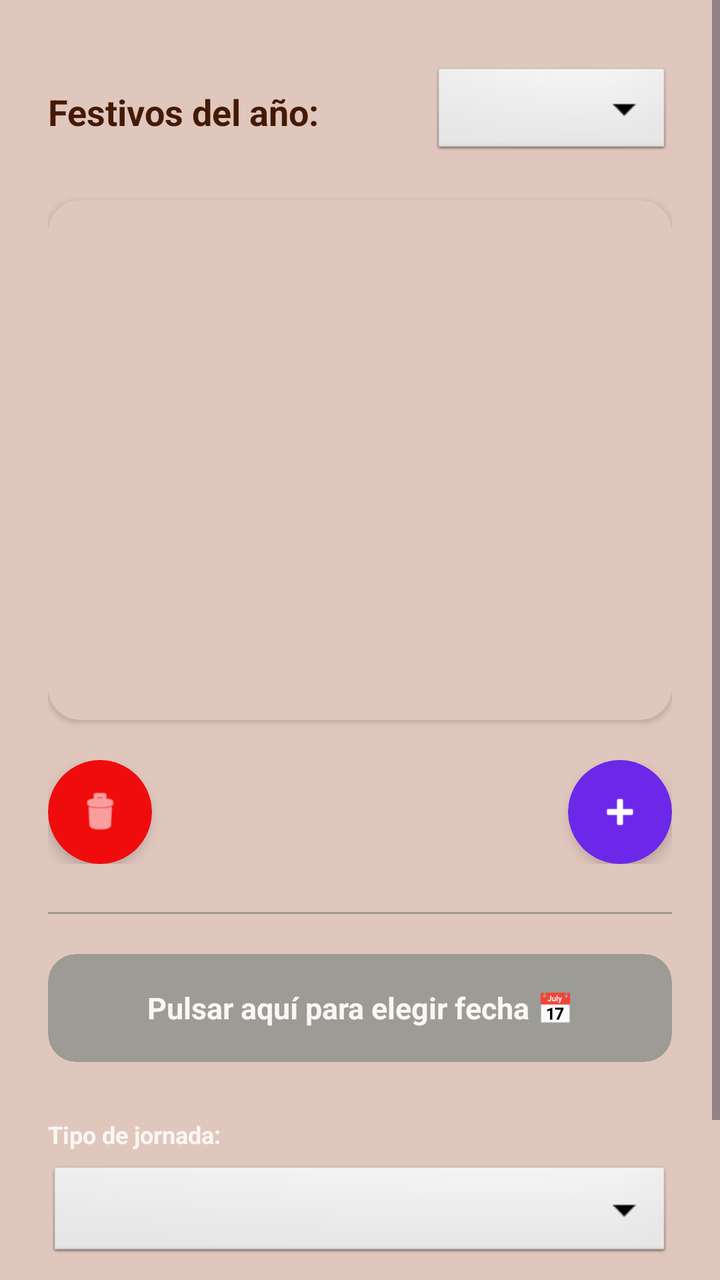
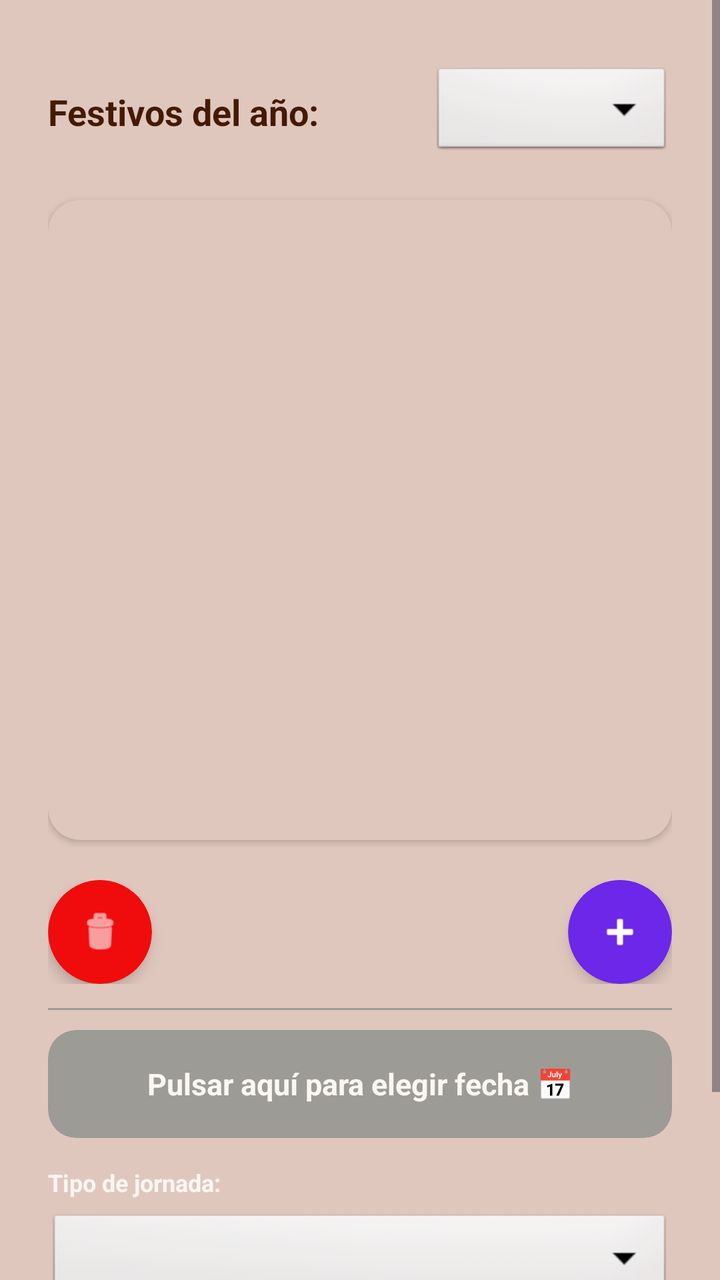

The first picture is an Android layout as it rendered before a commit; the second is the same layout after the commit. The layout source and the unified diff follow.
<!-- AndroidManifest.xml: application theme Theme.CalendarioLaboral_V30 -->
<!-- res/layout/activity_festivos.xml -->
<?xml version="1.0" encoding="utf-8"?>
<ScrollView
    xmlns:android="http://schemas.android.com/apk/res/android"
    xmlns:app="http://schemas.android.com/apk/res-auto"
    android:id="@+id/scrollFestivos"
    android:layout_width="match_parent"
    android:layout_height="match_parent"
    android:importantForAccessibility="no"
    android:background="@color/bg_app"> 

    <LinearLayout
        android:layout_width="match_parent"
        android:layout_height="wrap_content"
        android:orientation="vertical"
        android:padding="24dp">

        
        <LinearLayout
            android:layout_width="match_parent"
            android:layout_height="wrap_content"
            android:orientation="horizontal"
            android:gravity="center_vertical"
            android:layout_marginTop="8dp"
            android:layout_marginBottom="20dp">

            <TextView
                android:id="@+id/tvDescripcion1"
                android:layout_width="0dp"
                android:layout_height="wrap_content"
                android:layout_weight="1"
                android:text="Festivos del año:"
                android:textColor="@color/text_main"
                android:textSize="18sp"
                android:textStyle="bold" />

            <Spinner
                android:id="@+id/spAnio"
                android:layout_width="120dp"
                android:layout_height="48dp"
                android:background="@android:drawable/btn_dropdown" />
        </LinearLayout>

        
        <androidx.cardview.widget.CardView
            android:layout_width="match_parent"
            android:layout_height="260dp"
            android:layout_marginBottom="20dp"
            app:cardCornerRadius="16dp"
            app:cardElevation="2dp"
            app:cardBackgroundColor="@color/bg_app"> 

            <androidx.recyclerview.widget.RecyclerView
                android:id="@+id/rvFestivos"
                android:layout_width="match_parent"
                android:layout_height="match_parent"
                android:padding="8dp" />
        </androidx.cardview.widget.CardView>

        
        <LinearLayout
            android:layout_width="match_parent"
            android:layout_height="wrap_content"
            android:orientation="horizontal"
            android:layout_marginBottom="24dp">

            
            <androidx.cardview.widget.CardView
                android:id="@+id/cardEliminarBoton"
                android:layout_width="52dp"
                android:layout_height="52dp"
                android:layout_marginEnd="24dp"
                app:cardCornerRadius="26dp"
                app:cardElevation="4dp"
                app:cardBackgroundColor="#F00C0C"> 
                <ImageView
                    android:id="@+id/ivEliminar"
                    android:layout_width="match_parent"
                    android:layout_height="match_parent"
                    android:padding="14dp"
                    android:contentDescription="Eliminar"
                    android:src="@android:drawable/ic_menu_delete"
                    app:tint="#FFFFFF"
                    android:background="?android:attr/selectableItemBackground" />
            </androidx.cardview.widget.CardView>

            <View
                android:layout_width="0dp"
                android:layout_height="1dp"
                android:layout_weight="1" />

            
            <androidx.cardview.widget.CardView
                android:id="@+id/cardNuevoBoton"
                android:layout_width="52dp"
                android:layout_height="52dp"
                android:layout_marginStart="24dp"
                app:cardCornerRadius="26dp"
                app:cardElevation="4dp"
                app:cardBackgroundColor="#6C27E8"> 
                <ImageView
                    android:id="@+id/ivNuevo"
                    android:layout_width="match_parent"
                    android:layout_height="match_parent"
                    android:padding="14dp"
                    android:contentDescription="Nuevo"
                    android:src="@android:drawable/ic_input_add"
                    app:tint="#FFFFFF"
                    android:background="?android:attr/selectableItemBackground" />
            </androidx.cardview.widget.CardView>
        </LinearLayout>

        
        <View
            android:layout_width="match_parent"
            android:layout_height="1dp"
            android:background="@color/bg_fecha_disabled"
            android:layout_marginBottom="20dp" />

        
        <androidx.cardview.widget.CardView
            android:id="@+id/cardFechaContenedor"
            android:layout_width="match_parent"
            android:layout_height="54dp"
            android:layout_marginBottom="28dp"
            app:cardCornerRadius="14dp"
            app:cardElevation="0dp"
            app:cardBackgroundColor="@color/bg_fecha_disabled"> 
            <TextView
                android:id="@+id/tvFecha"
                android:layout_width="match_parent"
                android:layout_height="match_parent"
                android:gravity="center"
                android:text="@string/texto_elegir_fecha"
                android:textColor="@color/text_disabled"
                android:textSize="15sp"
                android:textStyle="bold"
                android:enabled="false"
                android:background="?android:attr/selectableItemBackground" />
        </androidx.cardview.widget.CardView>

        
        <TextView
            android:layout_width="wrap_content"
            android:layout_height="wrap_content"
            android:text="Tipo de jornada:"
            android:textColor="@color/text_disabled"
            android:textSize="12sp"
            android:textStyle="bold"
            android:layout_marginBottom="6dp" />

        <Spinner
            android:id="@+id/spFestivo"
            android:layout_width="match_parent"
            android:layout_height="50dp"
            android:layout_marginBottom="20dp"
            android:background="@android:drawable/btn_dropdown" />

        
        <Button
            android:id="@+id/btnGuardar"
            android:layout_width="match_parent"
            android:layout_height="56dp"
            android:text="Añadir Registro"
            android:backgroundTint="@color/bg_btn_disabled"
            android:textColor="#FFFFFF"
            android:textStyle="bold"
            android:textSize="16sp"
            app:cornerRadius="14dp" />

    </LinearLayout>
</ScrollView>
<!-- resources referenced by this layout -->
<resources>
  <color name="bg_app">#E0C7BE</color>
  <color name="bg_btn_disabled">#96907F</color>
  <color name="bg_fecha_disabled">#9D9B95</color>
  <color name="text_disabled">#F9F6F3</color>
  <color name="text_main">#451A03</color>
  <string name="texto_elegir_fecha">Pulsar aquí para elegir fecha 📅</string>
  <style name="Theme.CalendarioLaboral_V30" parent="Base.Theme.CalendarioLaboral_V30" />
  <style name="Base.Theme.CalendarioLaboral_V30" parent="Theme.Material3.DayNight.NoActionBar">
          
          
      </style>
</resources>

<!-- the commit's change to res/layout/activity_festivos.xml (unified diff, before → after) -->
@@ -43,7 +43,7 @@
         
         <androidx.cardview.widget.CardView
             android:layout_width="match_parent"
-            android:layout_height="260dp"
+            android:layout_height="320dp"
             android:layout_marginBottom="20dp"
             app:cardCornerRadius="16dp"
             app:cardElevation="2dp"
@@ -61,7 +61,7 @@
             android:layout_width="match_parent"
             android:layout_height="wrap_content"
             android:orientation="horizontal"
-            android:layout_marginBottom="24dp">
+            android:layout_marginBottom="12dp">
 
             
             <androidx.cardview.widget.CardView
@@ -114,14 +114,14 @@
             android:layout_width="match_parent"
             android:layout_height="1dp"
             android:background="@color/bg_fecha_disabled"
-            android:layout_marginBottom="20dp" />
+            android:layout_marginBottom="10dp" />
 
         
         <androidx.cardview.widget.CardView
             android:id="@+id/cardFechaContenedor"
             android:layout_width="match_parent"
             android:layout_height="54dp"
-            android:layout_marginBottom="28dp"
+            android:layout_marginBottom="14dp"
             app:cardCornerRadius="14dp"
             app:cardElevation="0dp"
             app:cardBackgroundColor="@color/bg_fecha_disabled"> 
@@ -152,7 +152,7 @@
             android:id="@+id/spFestivo"
             android:layout_width="match_parent"
             android:layout_height="50dp"
-            android:layout_marginBottom="20dp"
+            android:layout_marginBottom="15dp"
             android:background="@android:drawable/btn_dropdown" />
 
         
<!-- resource entries referenced after the edit -->
@@ -10,6 +10,18 @@
   <style name="Base.Theme.CalendarioLaboral_V30" parent="Theme.Material3.DayNight.NoActionBar">
           
           
+  
+  
+  
+          
+          <item name="android:statusBarColor">@color/app_primary</item>
+  
+          
+          
+          <item name="android:windowLightStatusBar">false</item>
+  
+  
       </style>
+  <color name="app_primary">#B45309</color>
 </resources>
 
